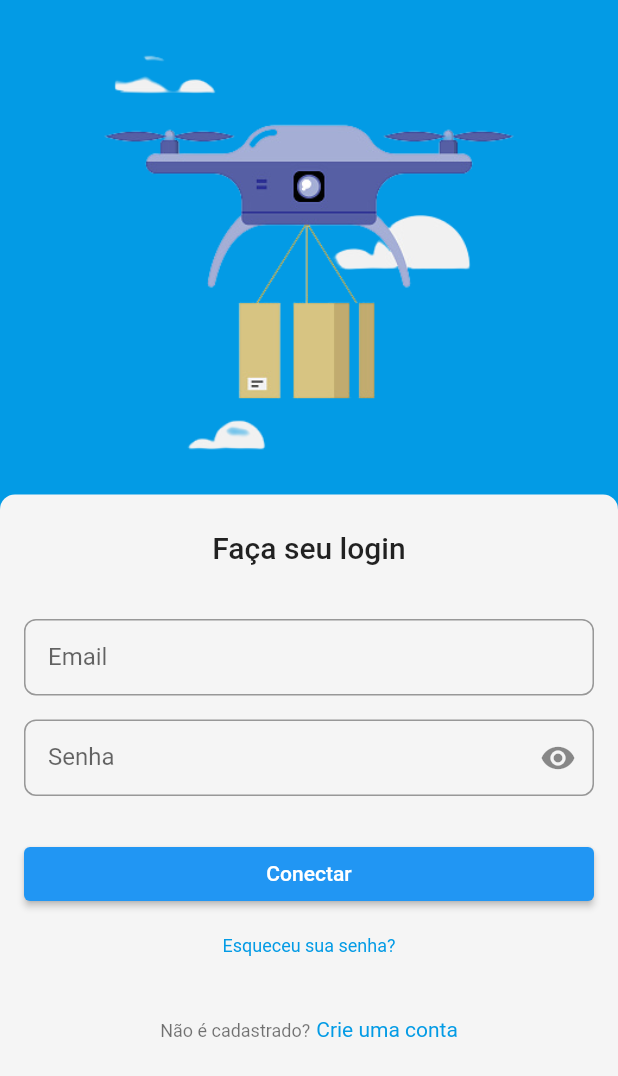
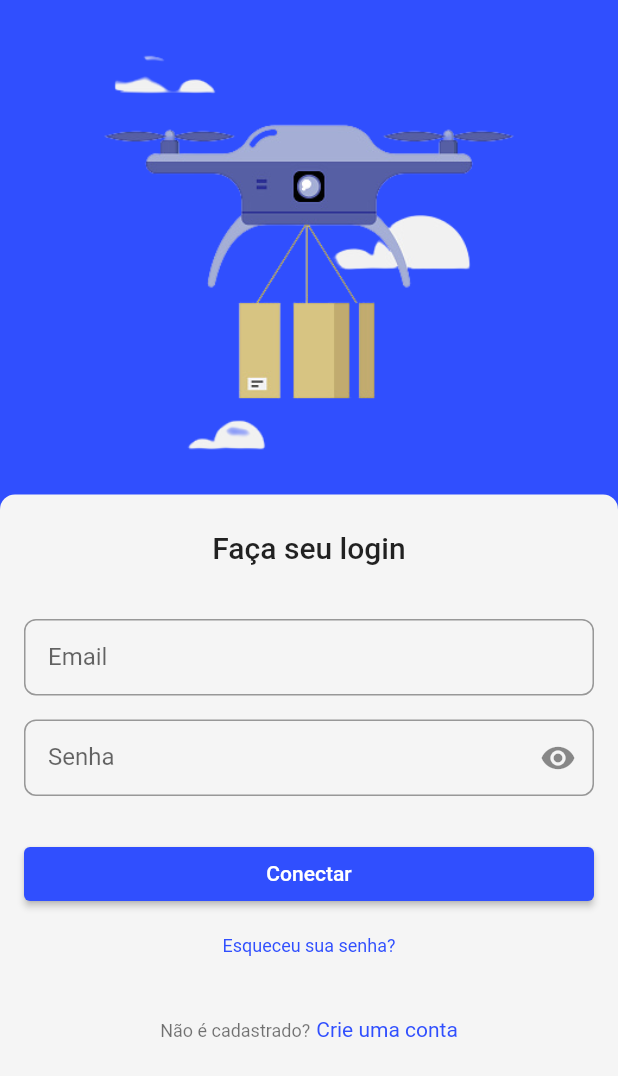
Before and after one commit to RaphaelRat/OnFly, a Flutter app: the screen it shows after launch, on a phone screen of 412 x 824 dp. Shown: the top 1076 px of the screen. Run offline on Flutter 3.47's test engine with Material 2 defaults, Android fonts, the phone set to English and light mode, and no system bars; our stand-ins replace get.

Commit message:
change some app colors

```diff
--- a/lib/app/core/theme/app_colors.dart
+++ b/lib/app/core/theme/app_colors.dart
@@ -4,6 +4,7 @@ abstract class AppColors {
   AppColors._();
 
   static const black12 = Colors.black12;
+  static const almostWhite = Color.fromRGBO(249, 249, 249, 1);
 
   static const grey100 = Color(0xFFF5F5F5);
   static const grey200 = Color(0xFFEEEEEE);
--- a/lib/app/modules/home/home_page.dart
+++ b/lib/app/modules/home/home_page.dart
@@ -1,9 +1,9 @@
 import 'package:flutter/material.dart';
 import 'package:get/get.dart';
-import 'package:onfly/app/modules/home/local_widgets/drone_card.dart';
 
 import '../../core/theme/app_colors.dart';
 import '../../data/model/drone/drone_mock.dart';
+import './local_widgets/drone_card.dart';
 import './home_controller.dart';
 
 class HomePage extends GetView<HomeController> {
@@ -13,7 +13,7 @@ class HomePage extends GetView<HomeController> {
   Widget build(BuildContext context) {
     return SafeArea(
       child: Scaffold(
-        backgroundColor: const Color.fromRGBO(249, 249, 249, 1),
+        backgroundColor: AppColors.almostWhite,
         body: Column(
           crossAxisAlignment: CrossAxisAlignment.start,
           children: [
--- a/lib/app/modules/login/login_page.dart
+++ b/lib/app/modules/login/login_page.dart
@@ -20,7 +20,7 @@ class LoginPage extends GetView<LoginController> {
     return SafeArea(
       child: Scaffold(
         body: Container(
-          color: AppColors.lightBlue600,
+          color: AppColors.indigoA700,
           child: Column(
             mainAxisSize: MainAxisSize.min,
             children: [
@@ -90,6 +90,7 @@ class LoginPage extends GetView<LoginController> {
                                       : SizedBox(
                                           width: double.infinity,
                                           child: ElevatedButton(
+                                            style: ButtonStyle(backgroundColor: MaterialStateProperty.all<Color>(AppColors.indigoA700)),
                                             child: const Text('Conectar'),
                                             onPressed: () => onConnectPressed(loginFormKey),
                                           ),
@@ -98,7 +99,7 @@ class LoginPage extends GetView<LoginController> {
                               ),
                             ),
                             TextButton(
-                              child: Text('Esqueceu sua senha?', style: textTheme.caption?.copyWith(color: AppColors.lightBlue600)),
+                              child: Text('Esqueceu sua senha?', style: textTheme.caption?.copyWith(color: AppColors.indigoA700)),
                               onPressed: () => showGetSnackbar(text: 'Em desenvolvimento'),
                             ),
                             const SizedBox(height: 24),
@@ -110,7 +111,7 @@ class LoginPage extends GetView<LoginController> {
                                   const WidgetSpan(child: SizedBox(width: 4)),
                                   WidgetSpan(
                                     child: InkWell(
-                                      child: const Text('Crie uma conta', style: TextStyle(color: AppColors.lightBlue600)),
+                                      child: const Text('Crie uma conta', style: TextStyle(color: AppColors.indigoA700)),
                                       onTap: () => showGetSnackbar(text: 'Em desenvolvimento'),
                                     ),
                                   ),
--- a/lib/app/modules/profile/local_widgets/menu_icon.dart
+++ b/lib/app/modules/profile/local_widgets/menu_icon.dart
@@ -7,7 +7,7 @@ Widget menuIcon({required String texto, required IconData icone, required void F
     onTap: funcao,
     child: Row(
       children: [
-        CircleAvatar(backgroundColor: AppColors.lightBlue600, child: Icon(icone, size: 24, color: AppColors.whiteSmoke)),
+        CircleAvatar(backgroundColor: AppColors.indigoA700, child: Icon(icone, size: 24, color: AppColors.whiteSmoke)),
         const SizedBox(width: 24),
         Text(texto, style: const TextStyle(fontSize: 24)),
       ],
--- a/lib/app/modules/radar/radar_page.dart
+++ b/lib/app/modules/radar/radar_page.dart
@@ -1,6 +1,7 @@
 import 'package:flutter/material.dart';
 import 'package:get/get.dart';
 
+import '../../core/theme/app_colors.dart';
 import './radar_controller.dart';
 
 class RadarPage extends GetView<RadarController> {
@@ -11,7 +12,7 @@ class RadarPage extends GetView<RadarController> {
     return Container(
       width: double.infinity,
       height: double.infinity,
-      color: Colors.blueAccent,
+      color: AppColors.almostWhite,
       child: Center(
         child: Text(
           controller.text,
```
Also changed, not shown: lib/app/modules/profile/profile_page.dart (+4 -3 lines).
